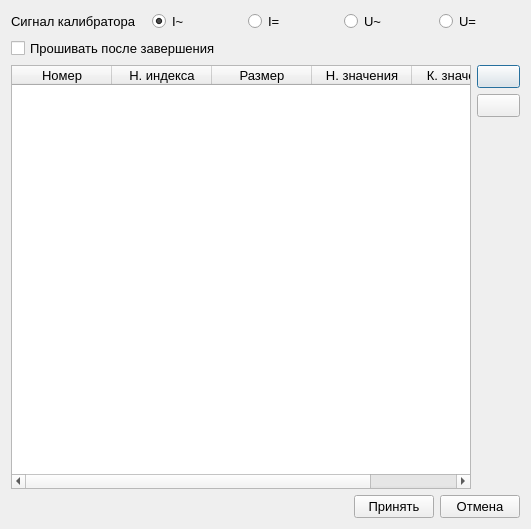
Old version of the form ui/edit_measure_parameters_dialog.ui in the repository irsural/clb_autocalibration.
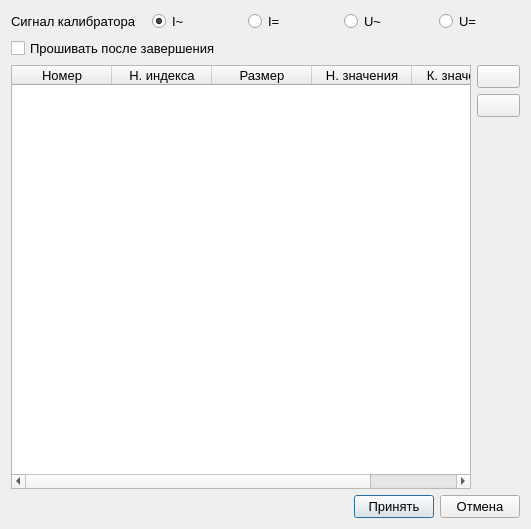
New version of the form. Icons and pictures are not drawn.

The edit to the form file:
```diff
--- a/ui/edit_measure_parameters_dialog.ui
+++ b/ui/edit_measure_parameters_dialog.ui
@@ -185,6 +185,9 @@
        <property name="text">
         <string>Принять</string>
        </property>
+       <property name="default">
+        <bool>true</bool>
+       </property>
       </widget>
      </item>
      <item>
```
